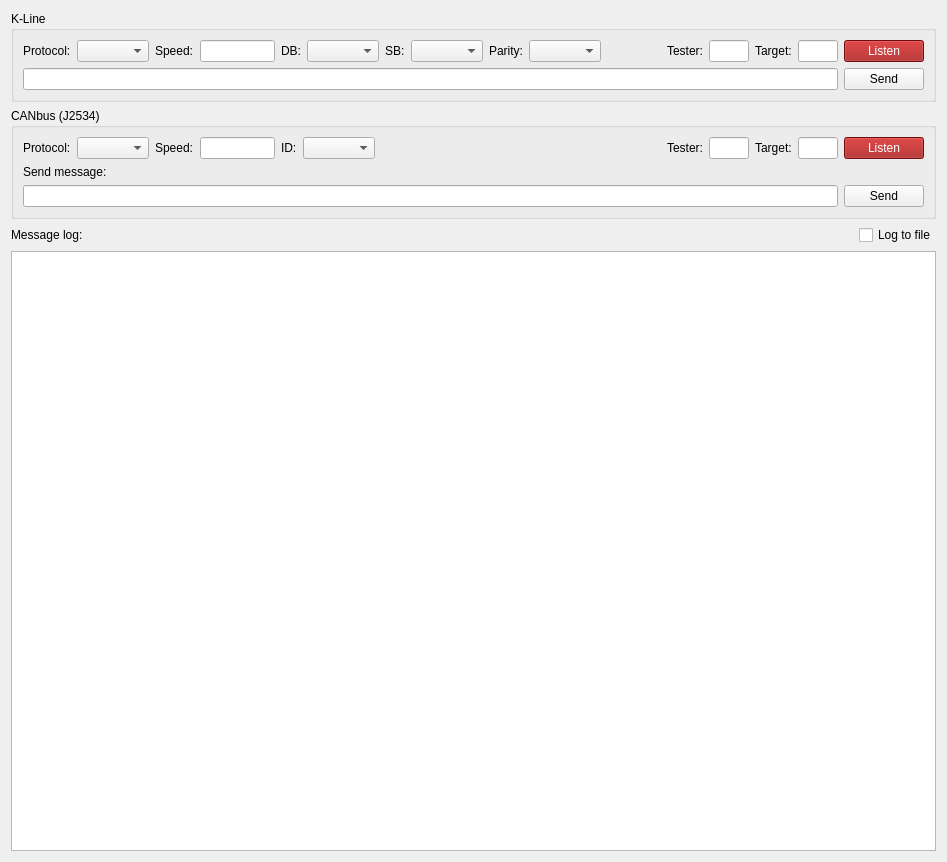
miikasyvanen/FastECU, file data_terminal.ui: the form before one commit.
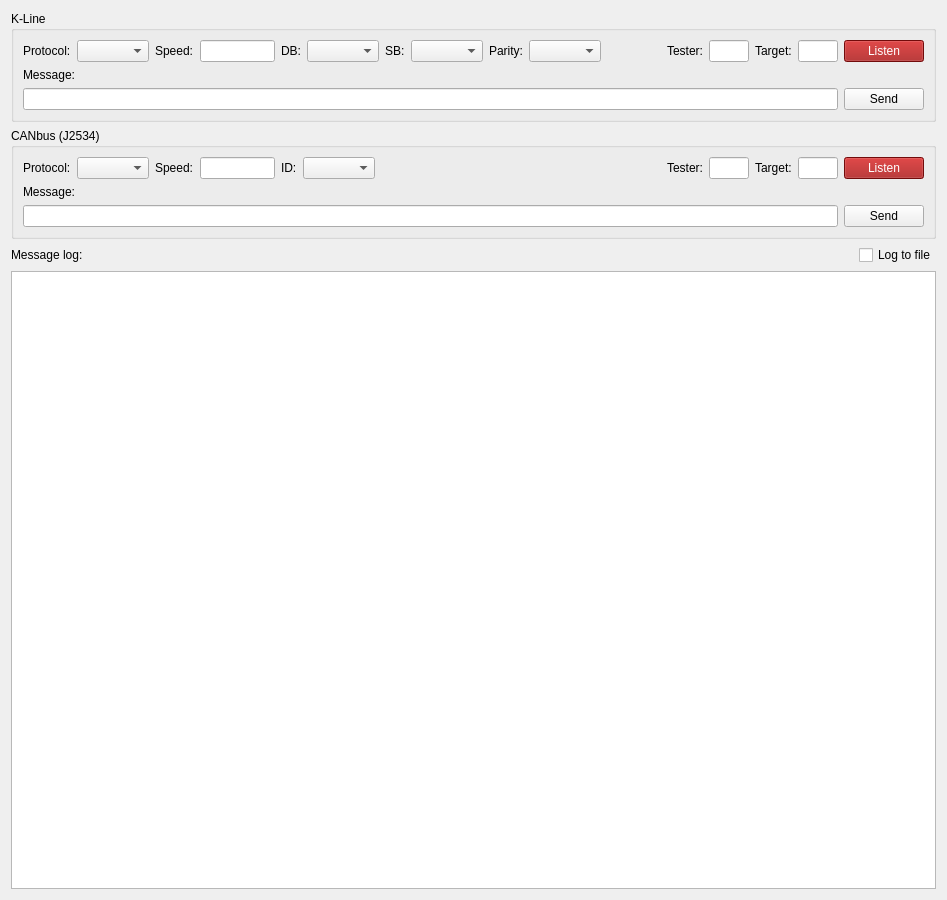
The form after the commit.

Patch:
```diff
--- a/data_terminal.ui
+++ b/data_terminal.ui
@@ -10,7 +10,7 @@
     <x>0</x>
     <y>0</y>
     <width>947</width>
-    <height>853</height>
+    <height>900</height>
    </rect>
   </property>
   <property name="windowTitle">
@@ -215,6 +215,13 @@
               </item>
              </layout>
             </item>
+            <item>
+             <widget class="QLabel" name="label_15">
+              <property name="text">
+               <string>Message:</string>
+              </property>
+             </widget>
+            </item>
             <item>
              <layout class="QHBoxLayout" name="horizontalLayout_12">
               <item>
@@ -404,7 +411,7 @@
             <item>
              <widget class="QLabel" name="label_14">
               <property name="text">
-               <string>Send message:</string>
+               <string>Message:</string>
               </property>
              </widget>
             </item>
```
